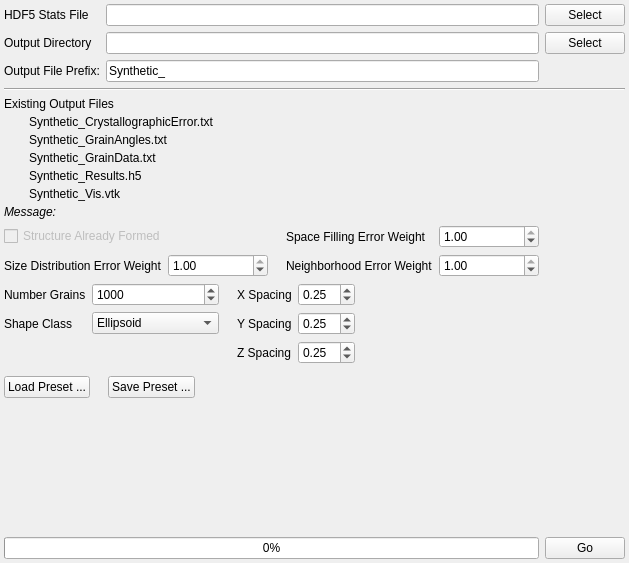
BlueQuartzSoftware/DREAM3D, file Source/AIM/GUI/UI_Files/GrainGeneratorWidget.ui: the form before one commit.
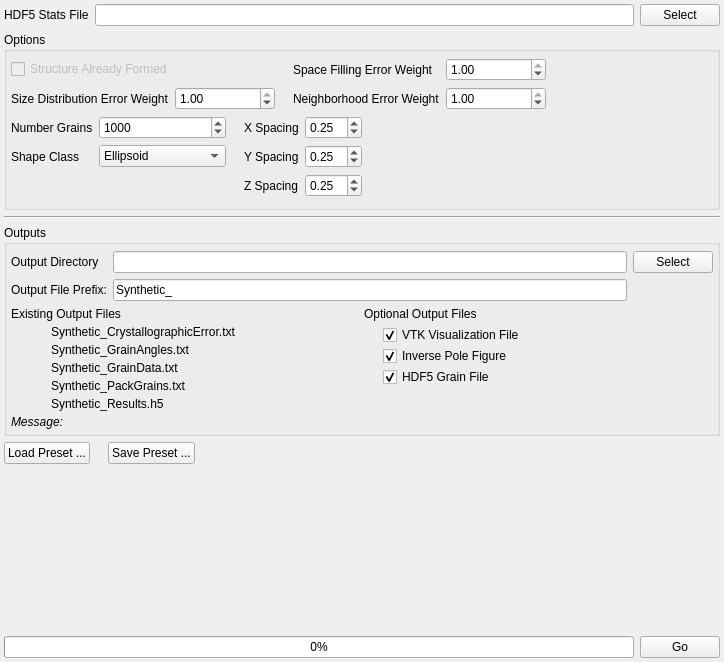
The form after the commit. Icons and pictures are not drawn.

Commit message: Adding to the Grain Generator module the writing of 3 more VTK files and the H5Grain file. Also tweaking the Grain Generator UI to make it more consistent with the Reconstruction UI.

```diff
--- a/Source/AIM/GUI/UI_Files/GrainGeneratorWidget.ui
+++ b/Source/AIM/GUI/UI_Files/GrainGeneratorWidget.ui
@@ -6,8 +6,8 @@
    <rect>
     <x>0</x>
     <y>0</y>
-    <width>629</width>
-    <height>563</height>
+    <width>724</width>
+    <height>662</height>
    </rect>
   </property>
   <property name="windowTitle">
@@ -36,207 +36,29 @@
        </property>
       </widget>
      </item>
-     <item row="1" column="0">
-      <widget class="QLabel" name="label_14">
-       <property name="text">
-        <string>Output Directory</string>
-       </property>
-      </widget>
-     </item>
-     <item row="1" column="1">
-      <widget class="QLineEdit" name="m_OutputDir"/>
-     </item>
-     <item row="1" column="2">
-      <widget class="QPushButton" name="m_OutputDirBtn">
-       <property name="text">
-        <string>Select</string>
-       </property>
-      </widget>
-     </item>
-     <item row="2" column="0">
-      <widget class="QLabel" name="label">
-       <property name="text">
-        <string>Output File Prefix:</string>
-       </property>
-      </widget>
-     </item>
-     <item row="2" column="1">
-      <widget class="QLineEdit" name="m_OutputFilePrefix">
-       <property name="text">
-        <string>Synthetic_</string>
-       </property>
-      </widget>
-     </item>
     </layout>
    </item>
    <item>
-    <widget class="Line" name="line_7">
-     <property name="orientation">
-      <enum>Qt::Horizontal</enum>
+    <widget class="QGroupBox" name="groupBox_2">
+     <property name="title">
+      <string>Options</string>
      </property>
-    </widget>
-   </item>
-   <item>
-    <layout class="QGridLayout" name="gridLayout_8">
+     <layout class="QVBoxLayout" name="verticalLayout_6">
      <property name="spacing">
+       <number>6</number>
+      </property>
+      <property name="leftMargin">
       <number>4</number>
      </property>
-     <item row="0" column="1">
-      <widget class="QLabel" name="label_23">
-       <property name="text">
-        <string>Existing Output Files</string>
-       </property>
-      </widget>
-     </item>
-     <item row="1" column="1">
-      <layout class="QFormLayout" name="formLayout_6">
-       <property name="fieldGrowthPolicy">
-        <enum>QFormLayout::FieldsStayAtSizeHint</enum>
-       </property>
-       <property name="labelAlignment">
-        <set>Qt::AlignCenter</set>
-       </property>
-       <property name="formAlignment">
-        <set>Qt::AlignHCenter|Qt::AlignTop</set>
-       </property>
-       <property name="horizontalSpacing">
-        <number>12</number>
-       </property>
-       <property name="verticalSpacing">
+      <property name="topMargin">
+       <number>6</number>
+      </property>
+      <property name="rightMargin">
+       <number>4</number>
+      </property>
+      <property name="bottomMargin">
         <number>4</number>
        </property>
-       <item row="4" column="1">
-        <widget class="QLabel" name="m_VisualizationFile">
-         <property name="text">
-          <string>Synthetic_Vis.vtk</string>
-         </property>
-        </widget>
-       </item>
-       <item row="4" column="0">
-        <widget class="QLabel" name="m_VisualizationFileIcon">
-         <property name="text">
-          <string/>
-         </property>
-         <property name="pixmap">
-          <pixmap resource="../../../../Resources/icons/images/Icons.qrc">:/Delete-16x16.png</pixmap>
-         </property>
-        </widget>
-       </item>
-       <item row="0" column="1">
-        <widget class="QLabel" name="m_CrystallographicErrorFile">
-         <property name="text">
-          <string>Synthetic_CrystallographicError.txt</string>
-         </property>
-        </widget>
-       </item>
-       <item row="0" column="0">
-        <widget class="QLabel" name="m_CrystallographicErrorFileIcon">
-         <property name="text">
-          <string/>
-         </property>
-         <property name="pixmap">
-          <pixmap resource="../../../../Resources/icons/images/Icons.qrc">:/Delete-16x16.png</pixmap>
-         </property>
-        </widget>
-       </item>
-       <item row="1" column="1">
-        <widget class="QLabel" name="m_EulerFile">
-         <property name="text">
-          <string>Synthetic_GrainAngles.txt</string>
-         </property>
-        </widget>
-       </item>
-       <item row="1" column="0">
-        <widget class="QLabel" name="m_EulerFileIcon">
-         <property name="text">
-          <string/>
-         </property>
-         <property name="pixmap">
-          <pixmap resource="../../../../Resources/icons/images/Icons.qrc">:/Delete-16x16.png</pixmap>
-         </property>
-        </widget>
-       </item>
-       <item row="2" column="1">
-        <widget class="QLabel" name="m_GrainDataFile">
-         <property name="minimumSize">
-          <size>
-           <width>300</width>
-           <height>0</height>
-          </size>
-         </property>
-         <property name="text">
-          <string>Synthetic_GrainData.txt</string>
-         </property>
-        </widget>
-       </item>
-       <item row="2" column="0">
-        <widget class="QLabel" name="m_GrainDataFileIcon">
-         <property name="text">
-          <string/>
-         </property>
-         <property name="pixmap">
-          <pixmap resource="../../../../Resources/icons/images/Icons.qrc">:/Delete-16x16.png</pixmap>
-         </property>
-        </widget>
-       </item>
-       <item row="3" column="1">
-        <widget class="QLabel" name="m_H5StatisticsFile">
-         <property name="minimumSize">
-          <size>
-           <width>300</width>
-           <height>0</height>
-          </size>
-         </property>
-         <property name="text">
-          <string>Synthetic_Results.h5</string>
-         </property>
-        </widget>
-       </item>
-       <item row="3" column="0">
-        <widget class="QLabel" name="m_H5StatisticsFileIcon">
-         <property name="text">
-          <string/>
-         </property>
-         <property name="pixmap">
-          <pixmap resource="../../../../Resources/icons/images/Icons.qrc">:/Delete-16x16.png</pixmap>
-         </property>
-        </widget>
-       </item>
-      </layout>
-     </item>
-     <item row="2" column="1">
-      <widget class="QLabel" name="messageLabel">
-       <property name="font">
-        <font>
-         <italic>true</italic>
-        </font>
-       </property>
-       <property name="text">
-        <string>Message:</string>
-       </property>
-       <property name="wordWrap">
-        <bool>true</bool>
-       </property>
-       <property name="margin">
-        <number>3</number>
-       </property>
-      </widget>
-     </item>
-     <item row="0" column="2" rowspan="3">
-      <spacer name="horizontalSpacer_18">
-       <property name="orientation">
-        <enum>Qt::Horizontal</enum>
-       </property>
-       <property name="sizeHint" stdset="0">
-        <size>
-         <width>40</width>
-         <height>20</height>
-        </size>
-       </property>
-      </spacer>
-     </item>
-    </layout>
-   </item>
    <item>
     <layout class="QGridLayout" name="gridLayout_25">
      <item row="0" column="3">
@@ -487,6 +309,315 @@
       </widget>
      </item>
     </layout>
+      </item>
+     </layout>
+    </widget>
+   </item>
+   <item>
+    <widget class="Line" name="line_7">
+     <property name="orientation">
+      <enum>Qt::Horizontal</enum>
+     </property>
+    </widget>
+   </item>
+   <item>
+    <widget class="QGroupBox" name="groupBox">
+     <property name="title">
+      <string>Outputs</string>
+     </property>
+     <layout class="QVBoxLayout" name="verticalLayout_2">
+      <property name="spacing">
+       <number>6</number>
+      </property>
+      <property name="leftMargin">
+       <number>4</number>
+      </property>
+      <property name="topMargin">
+       <number>6</number>
+      </property>
+      <property name="rightMargin">
+       <number>4</number>
+      </property>
+      <property name="bottomMargin">
+       <number>4</number>
+      </property>
+      <item>
+       <layout class="QGridLayout" name="gridLayout">
+        <item row="0" column="0">
+         <widget class="QLabel" name="label_2">
+          <property name="text">
+           <string>Output Directory</string>
+          </property>
+         </widget>
+        </item>
+        <item row="0" column="1">
+         <widget class="QLineEdit" name="m_OutputDir"/>
+        </item>
+        <item row="1" column="1">
+         <widget class="QLineEdit" name="m_OutputFilePrefix">
+          <property name="text">
+           <string>Synthetic_</string>
+          </property>
+         </widget>
+        </item>
+        <item row="1" column="0">
+         <widget class="QLabel" name="label_5">
+          <property name="text">
+           <string>Output File Prefix:</string>
+          </property>
+         </widget>
+        </item>
+        <item row="0" column="2">
+         <widget class="QPushButton" name="m_OutputDirBtn">
+          <property name="text">
+           <string>Select</string>
+          </property>
+         </widget>
+        </item>
+       </layout>
+      </item>
+      <item>
+       <layout class="QGridLayout" name="gridLayout_8">
+        <property name="spacing">
+         <number>4</number>
+        </property>
+        <item row="0" column="1">
+         <widget class="QLabel" name="label_23">
+          <property name="text">
+           <string>Existing Output Files</string>
+          </property>
+         </widget>
+        </item>
+        <item row="1" column="1">
+         <layout class="QFormLayout" name="formLayout_6">
+          <property name="fieldGrowthPolicy">
+           <enum>QFormLayout::FieldsStayAtSizeHint</enum>
+          </property>
+          <property name="labelAlignment">
+           <set>Qt::AlignCenter</set>
+          </property>
+          <property name="formAlignment">
+           <set>Qt::AlignHCenter|Qt::AlignTop</set>
+          </property>
+          <property name="horizontalSpacing">
+           <number>12</number>
+          </property>
+          <property name="verticalSpacing">
+           <number>4</number>
+          </property>
+          <item row="0" column="0">
+           <widget class="QLabel" name="m_CrystallographicErrorFileIcon">
+            <property name="text">
+             <string/>
+            </property>
+            <property name="pixmap">
+             <pixmap resource="../../../../Resources/icons/images/Icons.qrc">:/Delete-16x16.png</pixmap>
+            </property>
+           </widget>
+          </item>
+          <item row="0" column="1">
+           <widget class="QLabel" name="m_CrystallographicErrorFile">
+            <property name="text">
+             <string>Synthetic_CrystallographicError.txt</string>
+            </property>
+           </widget>
+          </item>
+          <item row="1" column="0">
+           <widget class="QLabel" name="m_GrainAnglesFileIcon">
+            <property name="text">
+             <string/>
+            </property>
+            <property name="pixmap">
+             <pixmap resource="../../../../Resources/icons/images/Icons.qrc">:/Delete-16x16.png</pixmap>
+            </property>
+           </widget>
+          </item>
+          <item row="1" column="1">
+           <widget class="QLabel" name="m_GrainAnglesFile">
+            <property name="text">
+             <string>Synthetic_GrainAngles.txt</string>
+            </property>
+           </widget>
+          </item>
+          <item row="2" column="0">
+           <widget class="QLabel" name="m_GrainDataFileIcon">
+            <property name="text">
+             <string/>
+            </property>
+            <property name="pixmap">
+             <pixmap resource="../../../../Resources/icons/images/Icons.qrc">:/Delete-16x16.png</pixmap>
+            </property>
+           </widget>
+          </item>
+          <item row="2" column="1">
+           <widget class="QLabel" name="m_GrainDataFile">
+            <property name="minimumSize">
+             <size>
+              <width>300</width>
+              <height>0</height>
+             </size>
+            </property>
+            <property name="text">
+             <string>Synthetic_GrainData.txt</string>
+            </property>
+           </widget>
+          </item>
+          <item row="4" column="0">
+           <widget class="QLabel" name="m_H5StatisticsFileIcon">
+            <property name="text">
+             <string/>
+            </property>
+            <property name="pixmap">
+             <pixmap resource="../../../../Resources/icons/images/Icons.qrc">:/Delete-16x16.png</pixmap>
+            </property>
+           </widget>
+          </item>
+          <item row="4" column="1">
+           <widget class="QLabel" name="m_H5StatisticsFile">
+            <property name="minimumSize">
+             <size>
+              <width>300</width>
+              <height>0</height>
+             </size>
+            </property>
+            <property name="text">
+             <string>Synthetic_Results.h5</string>
+            </property>
+           </widget>
+          </item>
+          <item row="3" column="1">
+           <widget class="QLabel" name="m_PackGrainsFile">
+            <property name="minimumSize">
+             <size>
+              <width>300</width>
+              <height>0</height>
+             </size>
+            </property>
+            <property name="text">
+             <string>Synthetic_PackGrains.txt</string>
+            </property>
+           </widget>
+          </item>
+          <item row="3" column="0">
+           <widget class="QLabel" name="m_PackGrainsFileIcon">
+            <property name="text">
+             <string/>
+            </property>
+            <property name="pixmap">
+             <pixmap resource="../../../../Resources/icons/images/Icons.qrc">:/Delete-16x16.png</pixmap>
+            </property>
+           </widget>
+          </item>
+         </layout>
+        </item>
+        <item row="2" column="1">
+         <widget class="QLabel" name="messageLabel">
+          <property name="font">
+           <font>
+            <italic>true</italic>
+           </font>
+          </property>
+          <property name="text">
+           <string>Message:</string>
+          </property>
+          <property name="wordWrap">
+           <bool>true</bool>
+          </property>
+          <property name="margin">
+           <number>3</number>
+          </property>
+         </widget>
+        </item>
+        <item row="1" column="2">
+         <layout class="QFormLayout" name="formLayout">
+          <property name="fieldGrowthPolicy">
+           <enum>QFormLayout::FieldsStayAtSizeHint</enum>
+          </property>
+          <property name="labelAlignment">
+           <set>Qt::AlignCenter</set>
+          </property>
+          <property name="formAlignment">
+           <set>Qt::AlignLeading|Qt::AlignLeft|Qt::AlignTop</set>
+          </property>
+          <property name="horizontalSpacing">
+           <number>12</number>
+          </property>
+          <property name="verticalSpacing">
+           <number>1</number>
+          </property>
+          <item row="1" column="0">
+           <widget class="QLabel" name="m_VisualizationVizFileIcon">
+            <property name="text">
+             <string/>
+            </property>
+            <property name="pixmap">
+             <pixmap resource="../../../../Resources/icons/images/Icons.qrc">:/Delete-16x16.png</pixmap>
+            </property>
+           </widget>
+          </item>
+          <item row="1" column="1">
+           <widget class="QCheckBox" name="m_VisualizationVizFile">
+            <property name="text">
+             <string>VTK Visualization File</string>
+            </property>
+            <property name="checked">
+             <bool>true</bool>
+            </property>
+           </widget>
+          </item>
+          <item row="2" column="0">
+           <widget class="QLabel" name="m_IPFVizFileIcon">
+            <property name="text">
+             <string/>
+            </property>
+            <property name="pixmap">
+             <pixmap resource="../../../../Resources/icons/images/Icons.qrc">:/Delete-16x16.png</pixmap>
+            </property>
+           </widget>
+          </item>
+          <item row="2" column="1">
+           <widget class="QCheckBox" name="m_IPFVizFile">
+            <property name="text">
+             <string>Inverse Pole Figure</string>
+            </property>
+            <property name="checked">
+             <bool>true</bool>
+            </property>
+           </widget>
+          </item>
+          <item row="3" column="0">
+           <widget class="QLabel" name="m_HDF5GrainFileIcon">
+            <property name="text">
+             <string/>
+            </property>
+            <property name="pixmap">
+             <pixmap resource="../../../../Resources/icons/images/Icons.qrc">:/Delete-16x16.png</pixmap>
+            </property>
+           </widget>
+          </item>
+          <item row="3" column="1">
+           <widget class="QCheckBox" name="m_HDF5GrainFile">
+            <property name="text">
+             <string>HDF5 Grain File</string>
+            </property>
+            <property name="checked">
+             <bool>true</bool>
+            </property>
+           </widget>
+          </item>
+         </layout>
+        </item>
+        <item row="0" column="2">
+         <widget class="QLabel" name="label_24">
+          <property name="text">
+           <string>Optional Output Files</string>
+          </property>
+         </widget>
+        </item>
+       </layout>
+      </item>
+     </layout>
+    </widget>
    </item>
    <item>
     <layout class="QHBoxLayout" name="BIG_LAYOUT">
```
Left out of the diff: 14 changed lines with no effect on the pictures. Lines whose indentation alone changed are shown as unchanged. The commit also changes 17 other files.
